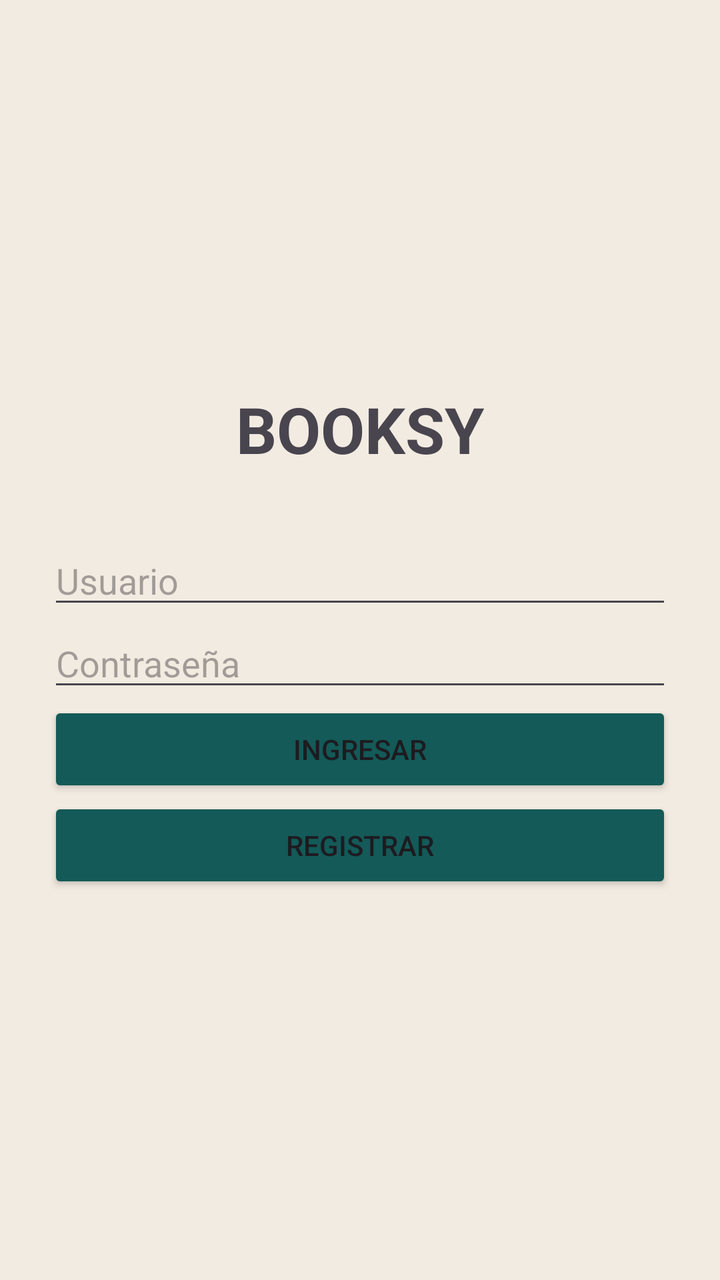
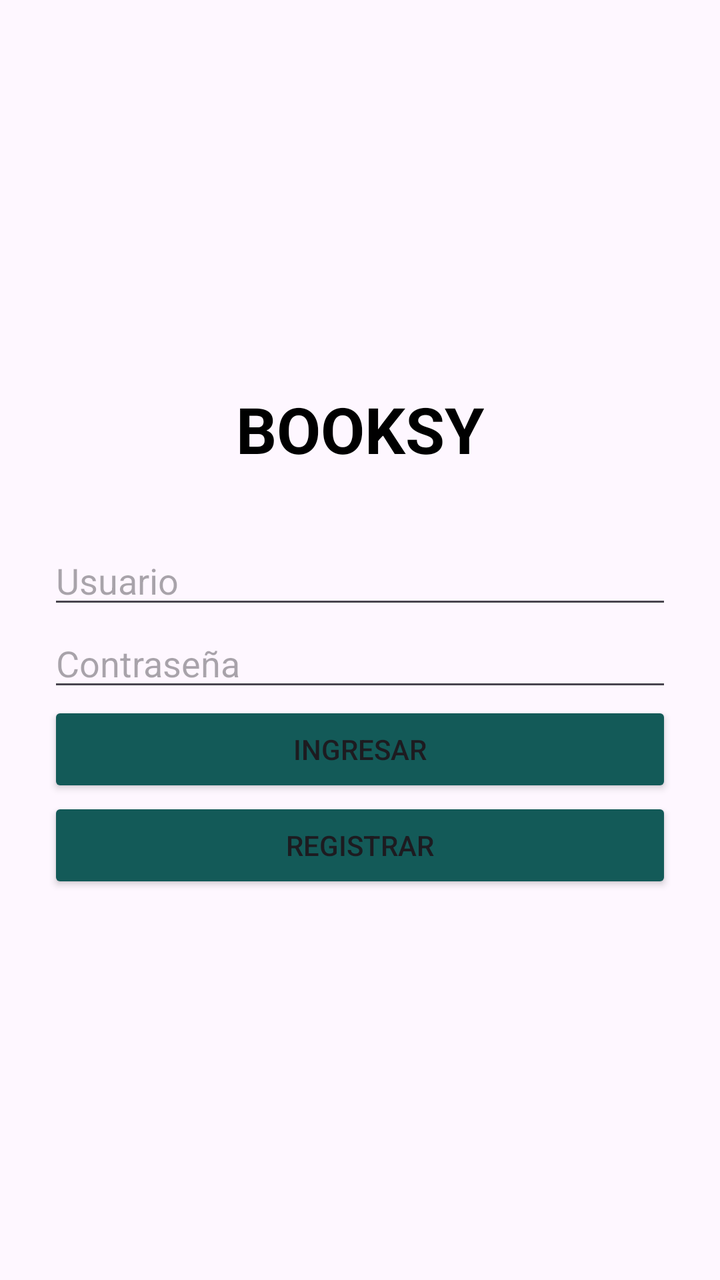

An Android layout rendered at two revisions. The XML below is the earlier revision; the diff shows what the commit changed to produce the second picture.
<!-- AndroidManifest.xml: application theme Theme.Booksy -->
<!-- res/layout/activity_login.xml -->
<?xml version="1.0" encoding="utf-8"?>
<LinearLayout xmlns:android="http://schemas.android.com/apk/res/android"
    android:layout_width="match_parent"
    android:layout_height="match_parent"
    android:orientation="vertical"
    android:padding="24dp"
    android:gravity="center"
    android:background="@color/fondo">

    <LinearLayout
        android:layout_width="match_parent"
        android:layout_height="wrap_content"
        android:gravity="center"
        android:layout_marginBottom="32dp">
        <TextView
            android:layout_width="wrap_content"
            android:layout_height="wrap_content"
            android:text="BOOKSY"
            android:textSize="32sp"
            android:textStyle="bold" />
    </LinearLayout>
    <EditText
        android:id="@+id/etUsuario"
        android:layout_width="match_parent"
        android:layout_height="wrap_content"
        android:hint="Usuario" />

    <EditText
        android:id="@+id/etPassword"
        android:layout_width="match_parent"
        android:layout_height="wrap_content"
        android:hint="Contraseña"
        android:inputType="textPassword" />

    <Button
        android:id="@+id/btnLogin"
        android:layout_width="match_parent"
        android:layout_height="wrap_content"
        android:text="Ingresar"
        android:backgroundTint="@color/exterior_oscuro"/>

    <Button
        android:id="@+id/btnRegsitrar"
        android:layout_width="match_parent"
        android:layout_height="wrap_content"
        android:backgroundTint="@color/exterior_oscuro"
        android:text="Registrar" />

</LinearLayout>
<!-- resources referenced by this layout -->
<resources>
  <color name="exterior_oscuro">#135A58</color>
  <color name="fondo">#F2EBE1</color>
  <style name="Theme.Booksy" parent="Base.Theme.Booksy" />
  <style name="Base.Theme.Booksy" parent="Theme.Material3.DayNight.NoActionBar">
          
          
      </style>
</resources>

<!-- the commit's change to res/layout/activity_login.xml (unified diff, before → after) -->
@@ -1,24 +1,20 @@
-<?xml version="1.0" encoding="utf-8"?>
 <LinearLayout xmlns:android="http://schemas.android.com/apk/res/android"
     android:layout_width="match_parent"
     android:layout_height="match_parent"
     android:orientation="vertical"
     android:padding="24dp"
-    android:gravity="center"
-    android:background="@color/fondo">
+    android:gravity="center">
 
-    <LinearLayout
-        android:layout_width="match_parent"
+    <TextView
+        android:id="@+id/tvTitle"
+        android:layout_width="wrap_content"
         android:layout_height="wrap_content"
-        android:gravity="center"
-        android:layout_marginBottom="32dp">
-        <TextView
-            android:layout_width="wrap_content"
-            android:layout_height="wrap_content"
-            android:text="BOOKSY"
-            android:textSize="32sp"
-            android:textStyle="bold" />
-    </LinearLayout>
+        android:text="BOOKSY"
+        android:textSize="32sp"
+        android:textStyle="bold"
+        android:layout_marginBottom="32dp"
+        android:textColor="@android:color/black" />
+
     <EditText
         android:id="@+id/etUsuario"
         android:layout_width="match_parent"
@@ -40,10 +36,10 @@
         android:backgroundTint="@color/exterior_oscuro"/>
 
     <Button
-        android:id="@+id/btnRegsitrar"
+        android:id="@+id/btnRegister"
         android:layout_width="match_parent"
         android:layout_height="wrap_content"
-        android:backgroundTint="@color/exterior_oscuro"
-        android:text="Registrar" />
+        android:text="Registrar"
+        android:backgroundTint="@color/exterior_oscuro"/>
 
 </LinearLayout>
<!-- resource entries referenced after the edit -->
@@ -1,7 +1,6 @@
 <!-- resources referenced by this layout -->
 <resources>
   <color name="exterior_oscuro">#135A58</color>
-  <color name="fondo">#F2EBE1</color>
   <style name="Theme.Booksy" parent="Base.Theme.Booksy" />
   <style name="Base.Theme.Booksy" parent="Theme.Material3.DayNight.NoActionBar">
           
